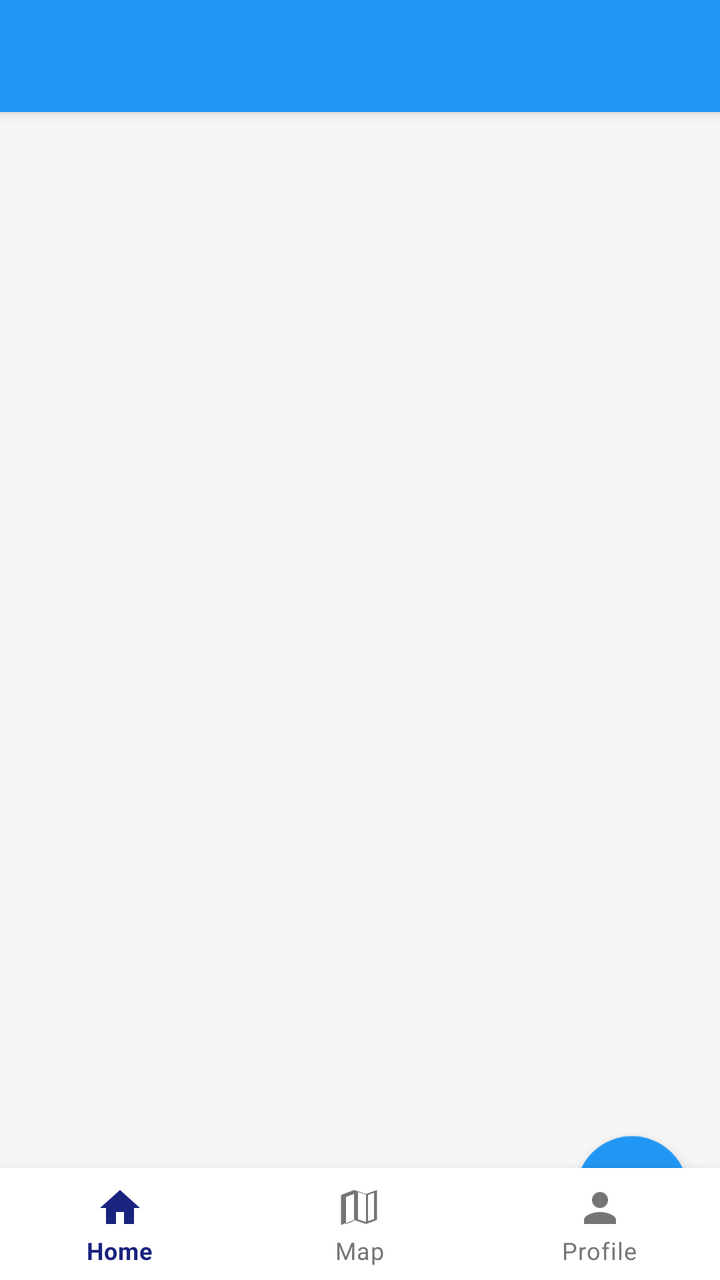
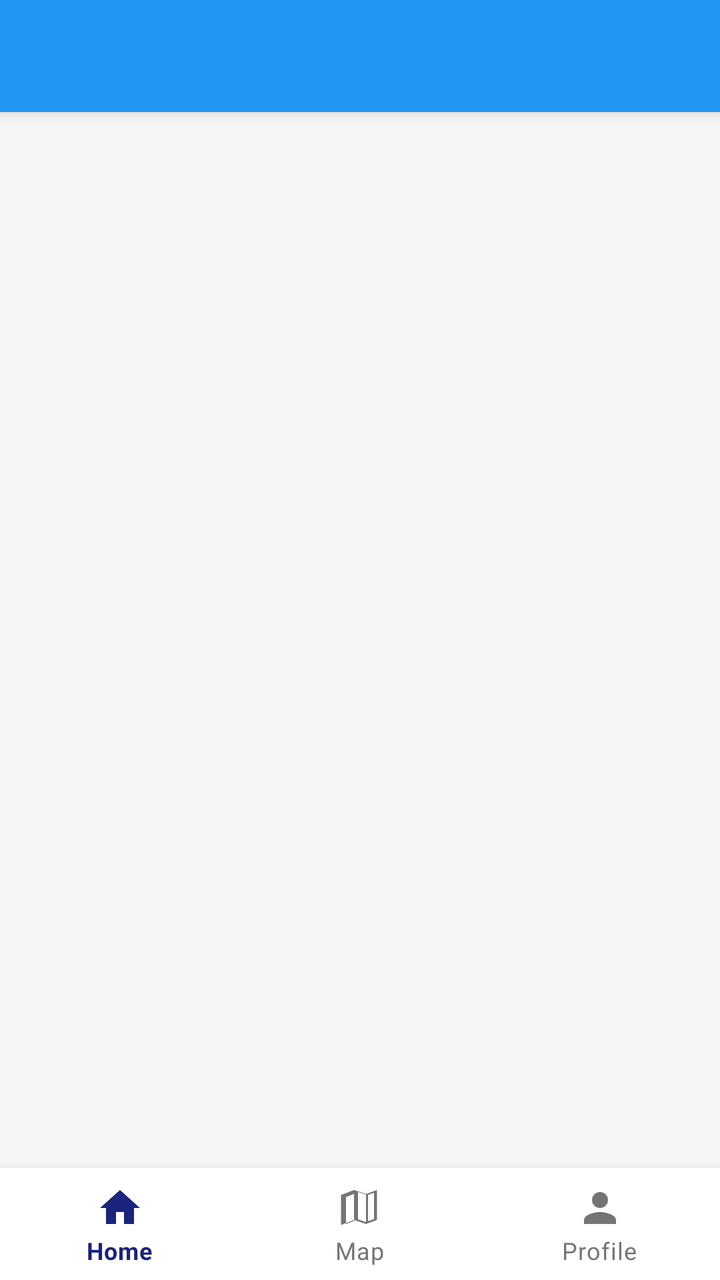

Screens rendered from an Android XML layout before and after an edit, with the pre-edit source and the edit as a unified diff.
<!-- AndroidManifest.xml: application theme AppTheme -->
<!-- res/layout/activity_main.xml -->
<?xml version="1.0" encoding="utf-8"?>
<androidx.coordinatorlayout.widget.CoordinatorLayout
    xmlns:android="http://schemas.android.com/apk/res/android"
    xmlns:app="http://schemas.android.com/apk/res-auto"
    xmlns:tools="http://schemas.android.com/tools"
    android:layout_width="match_parent"
    android:layout_height="match_parent"
    tools:context=".activities.MainActivity">

    
    <com.google.android.material.appbar.AppBarLayout
        android:id="@+id/appBarLayout"
        android:layout_width="match_parent"
        android:layout_height="wrap_content"
        android:elevation="4dp"
        app:elevation="4dp">

        <androidx.appcompat.widget.Toolbar
            android:id="@+id/toolbar"
            android:layout_width="match_parent"
            android:layout_height="?attr/actionBarSize"
            android:background="@color/colorPrimary"
            app:titleTextColor="@android:color/white"
            app:layout_scrollFlags="scroll|enterAlways" />

    </com.google.android.material.appbar.AppBarLayout>

    
    <androidx.core.widget.NestedScrollView
        android:layout_width="match_parent"
        android:layout_height="match_parent"
        app:layout_behavior="@string/appbar_scrolling_view_behavior"
        android:paddingBottom="72dp"
        android:clipToPadding="false"
        android:fillViewport="true">

        <FrameLayout
            android:layout_width="match_parent"
            android:layout_height="match_parent">

            
            <androidx.recyclerview.widget.RecyclerView
                android:id="@+id/rvPlaces"
                android:layout_width="match_parent"
                android:layout_height="match_parent"
                android:clipToPadding="false"
                tools:listitem="@layout/item_place" />

            
            <LinearLayout
                android:id="@+id/layoutEmpty"
                android:layout_width="match_parent"
                android:layout_height="match_parent"
                android:gravity="center"
                android:orientation="vertical"
                android:visibility="gone"
                android:padding="32dp">

                <ImageView
                    android:layout_width="120dp"
                    android:layout_height="120dp"
                    android:src="@android:drawable/ic_menu_mapmode"
                    android:alpha="0.4" />

                <TextView
                    android:layout_width="wrap_content"
                    android:layout_height="wrap_content"
                    android:layout_marginTop="16dp"
                    android:text="No favorite places yet!"
                    android:textSize="20sp"
                    android:textStyle="bold"
                    android:textColor="@color/textSecondary" />

                <TextView
                    android:layout_width="wrap_content"
                    android:layout_height="wrap_content"
                    android:layout_marginTop="8dp"
                    android:text="Tap the + button to add your first place."
                    android:textSize="14sp"
                    android:textColor="@color/textSecondary"
                    android:gravity="center" />

            </LinearLayout>

        </FrameLayout>

    </androidx.core.widget.NestedScrollView>

    
    <com.google.android.material.bottomnavigation.BottomNavigationView
        android:id="@+id/bottomNav"
        android:layout_width="match_parent"
        android:layout_height="wrap_content"
        android:layout_gravity="bottom"
        android:background="@color/surfaceWhite"
        app:menu="@menu/bottom_nav_menu"
        app:itemIconTint="@color/bottom_nav_item_colors"
        app:itemTextColor="@color/bottom_nav_item_colors"
        app:labelVisibilityMode="labeled" />

    
    <com.google.android.material.floatingactionbutton.FloatingActionButton
        android:id="@+id/fabAddPlace"
        android:layout_width="wrap_content"
        android:layout_height="wrap_content"
        android:layout_gravity="bottom|end"
        android:layout_margin="16dp"
        android:layout_marginBottom="88dp"
        android:contentDescription="Add new place"
        android:src="@android:drawable/ic_input_add"
        app:backgroundTint="@color/colorPrimary"
        app:tint="@android:color/white" />

</androidx.coordinatorlayout.widget.CoordinatorLayout>
<!-- res/layout/item_place.xml (included above) -->
<?xml version="1.0" encoding="utf-8"?>
<com.google.android.material.card.MaterialCardView
    xmlns:android="http://schemas.android.com/apk/res/android"
    xmlns:app="http://schemas.android.com/apk/res-auto"
    android:layout_width="match_parent"
    android:layout_height="wrap_content"
    android:layout_marginHorizontal="12dp"
    android:layout_marginVertical="6dp"
    app:cardCornerRadius="12dp"
    app:cardElevation="3dp">

    <LinearLayout
        android:layout_width="match_parent"
        android:layout_height="wrap_content"
        android:orientation="horizontal"
        android:padding="12dp"
        android:gravity="center_vertical">

        
        <ImageView
            android:id="@+id/ivPlaceThumbnail"
            android:layout_width="72dp"
            android:layout_height="72dp"
            android:scaleType="centerCrop"
            android:background="@drawable/bg_image_placeholder"
            android:contentDescription="Place thumbnail" />

        
        <LinearLayout
            android:layout_width="0dp"
            android:layout_height="wrap_content"
            android:layout_weight="1"
            android:orientation="vertical"
            android:paddingStart="12dp"
            android:paddingEnd="8dp">

            <TextView
                android:id="@+id/tvPlaceTitle"
                android:layout_width="wrap_content"
                android:layout_height="wrap_content"
                android:textSize="17sp"
                android:textStyle="bold"
                android:textColor="@color/textPrimary"
                android:maxLines="1"
                android:ellipsize="end"
                android:text="Place Title" />

            <TextView
                android:id="@+id/tvPlaceAddress"
                android:layout_width="wrap_content"
                android:layout_height="wrap_content"
                android:layout_marginTop="4dp"
                android:textSize="13sp"
                android:textColor="@color/textSecondary"
                android:maxLines="2"
                android:ellipsize="end"
                android:text="Address or coordinates" />

        </LinearLayout>

        
        <ImageView
            android:layout_width="24dp"
            android:layout_height="24dp"
            android:src="@android:drawable/arrow_down_float"
            android:rotation="-90"
            android:alpha="0.4"
            android:contentDescription="Navigate" />

    </LinearLayout>

</com.google.android.material.card.MaterialCardView>
<!-- resources referenced by this layout -->
<resources>
  <color name="colorPrimary">#2196F3</color>
  <color name="surfaceWhite">#FFFFFF</color>
  <color name="textPrimary">#212121</color>
  <color name="textSecondary">#757575</color>
  <!-- drawable bg_image_placeholder (drawable) -->
  <?xml version="1.0" encoding="utf-8"?>
  <shape xmlns:android="http://schemas.android.com/apk/res/android"
      android:shape="rectangle">
      <solid android:color="@color/imagePlaceholderBg" />
      <corners android:radius="8dp" />
  </shape>
  <style name="AppTheme" parent="Theme.MaterialComponents.Light.NoActionBar">
          <item name="colorPrimary">@color/colorPrimary</item>
          <item name="colorPrimaryDark">@color/colorPrimaryDark</item>
          <item name="colorAccent">@color/colorAccent</item>
          <item name="android:windowBackground">@color/backgroundColor</item>
      </style>
  <color name="imagePlaceholderBg">#EEEEEE</color>
  <color name="colorPrimaryDark">#1565C0</color>
  <color name="colorAccent">#FF6F00</color>
  <color name="backgroundColor">#F5F5F5</color>
</resources>

<!-- the commit's change to res/layout/activity_main.xml (unified diff, before → after) -->
@@ -98,18 +98,7 @@
         app:itemTextColor="@color/bottom_nav_item_colors"
         app:labelVisibilityMode="labeled" />
 
-    
-    <com.google.android.material.floatingactionbutton.FloatingActionButton
-        android:id="@+id/fabAddPlace"
-        android:layout_width="wrap_content"
-        android:layout_height="wrap_content"
-        android:layout_gravity="bottom|end"
-        android:layout_margin="16dp"
-        android:layout_marginBottom="88dp"
-        android:contentDescription="Add new place"
-        android:src="@android:drawable/ic_input_add"
-        app:backgroundTint="@color/colorPrimary"
-        app:tint="@android:color/white" />
+
 
 </androidx.coordinatorlayout.widget.CoordinatorLayout>
 <!-- res/layout/item_place.xml (included above) -->
